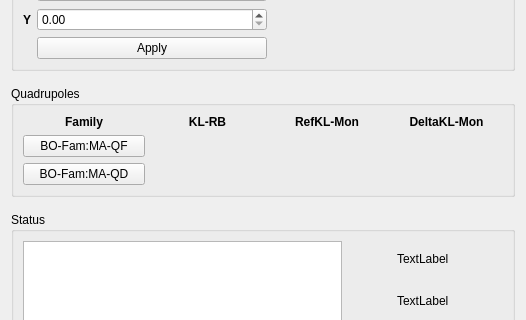
Qt form pyqt-apps/siriushla/as_ap_opticscorr/ui_bo_ap_tunecorr.ui (lnls-sirius/hla) before a commit; both pictures show x 0 to 526 and y 128 to 448 of the 526 by 589 pixel window.
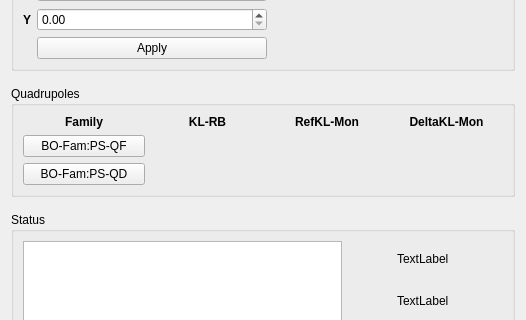
The same form after that commit. Custom widgets are drawn as their Qt base class.

Commit message: TUNECHROM.ENH: Remove Use of MA from windows.

The edit to the form file:
```diff
--- a/pyqt-apps/siriushla/as_ap_opticscorr/ui_bo_ap_tunecorr.ui
+++ b/pyqt-apps/siriushla/as_ap_opticscorr/ui_bo_ap_tunecorr.ui
@@ -654,7 +654,7 @@
 max-width:8em;</string>
         </property>
         <property name="text">
-         <string>BO-Fam:MA-QF</string>
+         <string>BO-Fam:PS-QF</string>
         </property>
        </widget>
       </item>
@@ -751,7 +751,7 @@
 max-width:8em;</string>
         </property>
         <property name="text">
-         <string>BO-Fam:MA-QD</string>
+         <string>BO-Fam:PS-QD</string>
         </property>
        </widget>
       </item>
```
Left out of the diff: 10 changed lines with no effect on the pictures. The commit also changes 4 other files.
